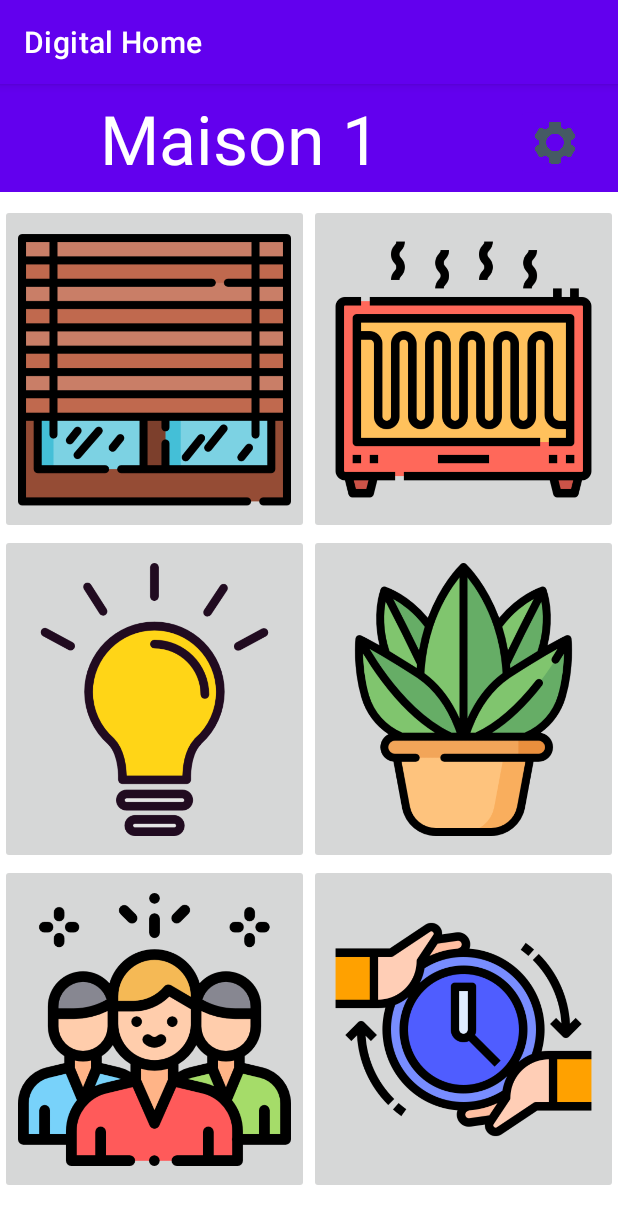
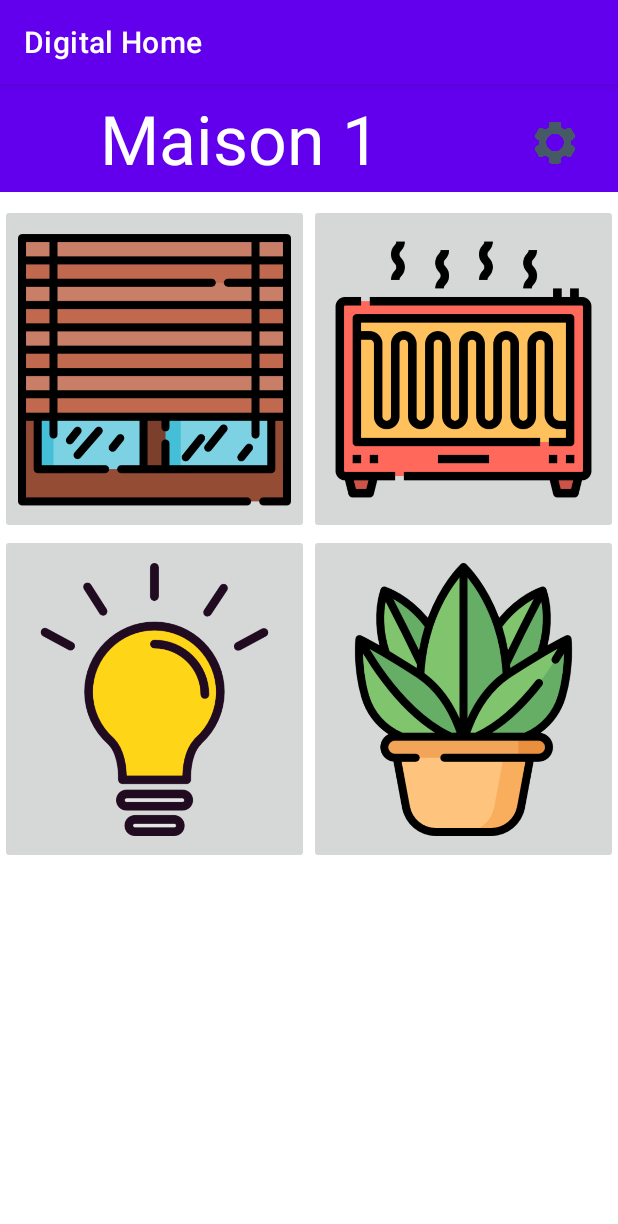
Before and after one commit to DIGITAL-HOME-Team/Application-DH, an Android app: the screen it shows after launch (HomeActivity), on a phone screen of 412 x 824 dp. Shown: the top 1224 px of the screen. Run offline under Robolectric (Android 15) with nearby library versions, the phone set to English and light mode, and no system bars.

Commit message:
sans tuille compte et routine

```diff
--- a/app/src/main/java/fr/epf/min/digitalhome/AddObjectActivity.kt
+++ b/app/src/main/java/fr/epf/min/digitalhome/AddObjectActivity.kt
@@ -27,7 +27,7 @@ class AddObjectActivity : AppCompatActivity() {
 
     lateinit var database: ObjectDataBase
     lateinit var objectDao: ObjectDao
-    var ip="http://192.168.1.158:5000/"
+    var ip="http://192.168.137.222:5000/"
     lateinit var service: ObjectService
     var type=""
     lateinit var types:Type
--- a/app/src/main/java/fr/epf/min/digitalhome/DetailsActivity.kt
+++ b/app/src/main/java/fr/epf/min/digitalhome/DetailsActivity.kt
@@ -49,7 +49,7 @@ class DetailsActivity : AppCompatActivity() {
     lateinit var changeobject:Object
 
     var automatique by Delegates.notNull<Boolean>()
-    var ip="http://192.168.1.158:5000/"
+    var ip="http://192.168.137.222:5000/"
     lateinit var service: ObjectService
 
 
--- a/app/src/main/java/fr/epf/min/digitalhome/ListObjectActivity.kt
+++ b/app/src/main/java/fr/epf/min/digitalhome/ListObjectActivity.kt
@@ -26,7 +26,7 @@ class ListObjectActivity  : AppCompatActivity() {
     lateinit var type: String
     lateinit var service: ObjectService
     lateinit var result: GetObjectsByTypeResult
-    var ip="http://192.168.1.158:5000/"
+    var ip="http://192.168.137.222:5000/"
 
     override fun onCreate(savedInstanceState: Bundle?) {
 
--- a/app/src/main/java/fr/epf/min/digitalhome/ListObjectAdapter.kt
+++ b/app/src/main/java/fr/epf/min/digitalhome/ListObjectAdapter.kt
@@ -35,7 +35,7 @@ class ListObjectAdapter(val objects: List<Object>,val context: Context) : Recycl
     var pressed_top by Delegates.notNull<Int>()
     var pressed_top_plant by Delegates.notNull<Int>()
     var pressed_bottom by Delegates.notNull<Int>()
-    var ip = "http://192.168.1.158:5000/"
+    var ip = "http://192.168.137.222:5000/"
 
     class ObjectViewHolder(val objectView: View) : RecyclerView.ViewHolder(objectView)
 
--- a/app/src/main/res/layout/activity_home.xml
+++ b/app/src/main/res/layout/activity_home.xml
@@ -87,25 +87,7 @@
 
             </TableRow>
 
-            <TableRow
-                android:layout_width="match_parent"
-                android:layout_height="match_parent">
 
-                <ImageButton
-                    android:id="@+id/imageButton10"
-                    android:layout_height="220dip"
-                    android:layout_column="0"
-                    android:scaleType="centerInside"
-                    android:src="@drawable/group" />
-
-                <ImageButton
-                    android:id="@+id/imageButton11"
-                    android:layout_height="220dip"
-                    android:layout_column="1"
-                    android:scaleType="centerInside"
-                    android:src="@drawable/time_management" />
-
-            </TableRow>
 
         </TableLayout>
 
```
